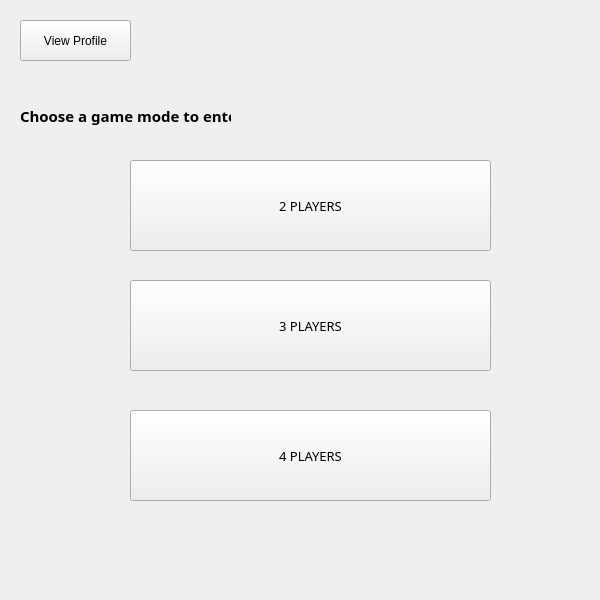
Qt form gui/lobby.ui (Rares-Andrrei/ProjectModernCpp) before a commit.
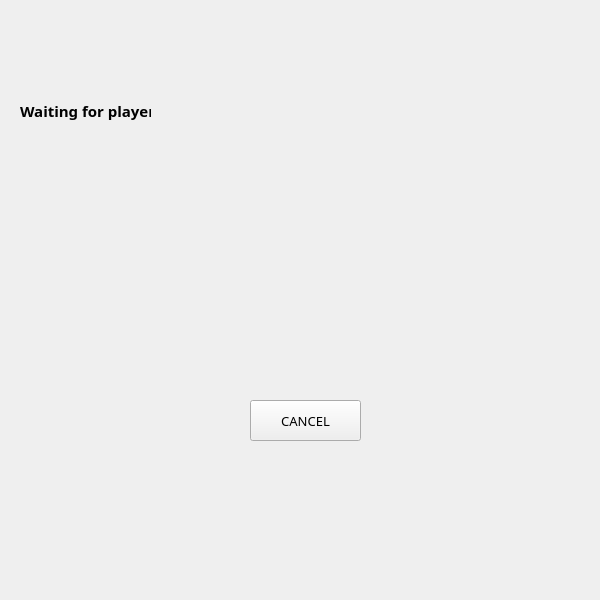
The same form after that commit. The open tabs and pages were chosen to show the change. Icons and pictures are not drawn.

Commit message: am facut modificari ferestrei lobby

The edit to the form file:
```diff
--- a/gui/lobby.ui
+++ b/gui/lobby.ui
@@ -26,6 +26,47 @@
    <string>LOBBY</string>
   </property>
   <widget class="QWidget" name="centralWidget">
+   <widget class="QStackedWidget" name="lobbyGameModes">
+    <property name="geometry">
+     <rect>
+      <x>0</x>
+      <y>0</y>
+      <width>601</width>
+      <height>641</height>
+     </rect>
+    </property>
+    <property name="styleSheet">
+     <string notr="true"/>
+    </property>
+    <property name="currentIndex">
+     <number>0</number>
+    </property>
+    <widget class="QWidget" name="page">
+     <widget class="QPushButton" name="viewProfileButton">
+      <property name="geometry">
+       <rect>
+        <x>20</x>
+        <y>20</y>
+        <width>111</width>
+        <height>41</height>
+       </rect>
+      </property>
+      <property name="font">
+       <font>
+        <family>Calibri Light</family>
+        <pointsize>11</pointsize>
+       </font>
+      </property>
+      <property name="cursor">
+       <cursorShape>PointingHandCursor</cursorShape>
+      </property>
+      <property name="mouseTracking">
+       <bool>false</bool>
+      </property>
+      <property name="text">
+       <string>View Profile</string>
+      </property>
+     </widget>
    <widget class="QPushButton" name="twoPlayersButton">
     <property name="geometry">
      <rect>
@@ -38,7 +79,8 @@
     <property name="font">
      <font>
       <family>Calibri Light</family>
-      <pointsize>10</pointsize>
+        <pointsize>11</pointsize>
+        <italic>true</italic>
       <bold>false</bold>
       <underline>false</underline>
      </font>
@@ -65,7 +107,8 @@
     <property name="font">
      <font>
       <family>Calibri Light</family>
-      <pointsize>10</pointsize>
+        <pointsize>11</pointsize>
+        <italic>true</italic>
       <bold>false</bold>
       <underline>false</underline>
      </font>
@@ -92,7 +135,8 @@
     <property name="font">
      <font>
       <family>Calibri Light</family>
-      <pointsize>10</pointsize>
+        <pointsize>11</pointsize>
+        <italic>true</italic>
       <bold>false</bold>
       <underline>false</underline>
      </font>
@@ -110,44 +154,6 @@
      <string>4 PLAYERS</string>
     </property>
    </widget>
-   <widget class="QPushButton" name="viewProfileButton">
-    <property name="geometry">
-     <rect>
-      <x>20</x>
-      <y>20</y>
-      <width>111</width>
-      <height>41</height>
-     </rect>
-    </property>
-    <property name="cursor">
-     <cursorShape>PointingHandCursor</cursorShape>
-    </property>
-    <property name="mouseTracking">
-     <bool>false</bool>
-    </property>
-    <property name="text">
-     <string>View Profile</string>
-    </property>
-   </widget>
-   <widget class="QFrame" name="frame">
-    <property name="geometry">
-     <rect>
-      <x>-10</x>
-      <y>-10</y>
-      <width>621</width>
-      <height>621</height>
-     </rect>
-    </property>
-    <property name="styleSheet">
-     <string notr="true">background-image: url(:/gui/backgroundLobby.png);</string>
-    </property>
-    <property name="frameShape">
-     <enum>QFrame::StyledPanel</enum>
-    </property>
-    <property name="frameShadow">
-     <enum>QFrame::Raised</enum>
-    </property>
-   </widget>
    <widget class="QLabel" name="label">
     <property name="geometry">
      <rect>
@@ -168,12 +174,106 @@
      <string>Choose a game mode to enter:</string>
     </property>
    </widget>
+     <widget class="QFrame" name="frame">
+      <property name="geometry">
+       <rect>
+        <x>-10</x>
+        <y>-10</y>
+        <width>621</width>
+        <height>621</height>
+       </rect>
+      </property>
+      <property name="styleSheet">
+       <string notr="true">background-image: url(:/gui/backgroundLobby.png);</string>
+      </property>
+      <property name="frameShape">
+       <enum>QFrame::StyledPanel</enum>
+      </property>
+      <property name="frameShadow">
+       <enum>QFrame::Raised</enum>
+      </property>
+     </widget>
    <zorder>frame</zorder>
    <zorder>twoPlayersButton</zorder>
    <zorder>threePlayersButton</zorder>
    <zorder>fourPlayersButton</zorder>
    <zorder>viewProfileButton</zorder>
    <zorder>label</zorder>
+    </widget>
+    <widget class="QWidget" name="page_2">
+     <widget class="QFrame" name="frame_2">
+      <property name="geometry">
+       <rect>
+        <x>-10</x>
+        <y>-10</y>
+        <width>621</width>
+        <height>621</height>
+       </rect>
+      </property>
+      <property name="styleSheet">
+       <string notr="true">background-image: url(:/gui/backgroundLobby.png);</string>
+      </property>
+      <property name="frameShape">
+       <enum>QFrame::StyledPanel</enum>
+      </property>
+      <property name="frameShadow">
+       <enum>QFrame::Raised</enum>
+      </property>
+     </widget>
+     <widget class="QPushButton" name="cancelButton">
+      <property name="geometry">
+       <rect>
+        <x>250</x>
+        <y>400</y>
+        <width>111</width>
+        <height>41</height>
+       </rect>
+      </property>
+      <property name="font">
+       <font>
+        <family>Calibri Light</family>
+        <pointsize>10</pointsize>
+       </font>
+      </property>
+      <property name="text">
+       <string>CANCEL</string>
+      </property>
+     </widget>
+     <widget class="QLabel" name="waitingForPlayersLabel">
+      <property name="geometry">
+       <rect>
+        <x>20</x>
+        <y>100</y>
+        <width>131</width>
+        <height>21</height>
+       </rect>
+      </property>
+      <property name="font">
+       <font>
+        <family>Calibri Light</family>
+        <pointsize>11</pointsize>
+        <bold>true</bold>
+       </font>
+      </property>
+      <property name="text">
+       <string>Waiting for players</string>
+      </property>
+     </widget>
+     <widget class="QLabel" name="loadingLabel">
+      <property name="geometry">
+       <rect>
+        <x>150</x>
+        <y>90</y>
+        <width>51</width>
+        <height>41</height>
+       </rect>
+      </property>
+      <property name="text">
+       <string/>
+      </property>
+     </widget>
+    </widget>
+   </widget>
   </widget>
  </widget>
  <layoutdefault spacing="6" margin="11"/>
```
Left out of the diff: 2 changed lines with no effect on the pictures. Lines whose indentation alone changed are shown as unchanged. The commit also changes 4 other files.
